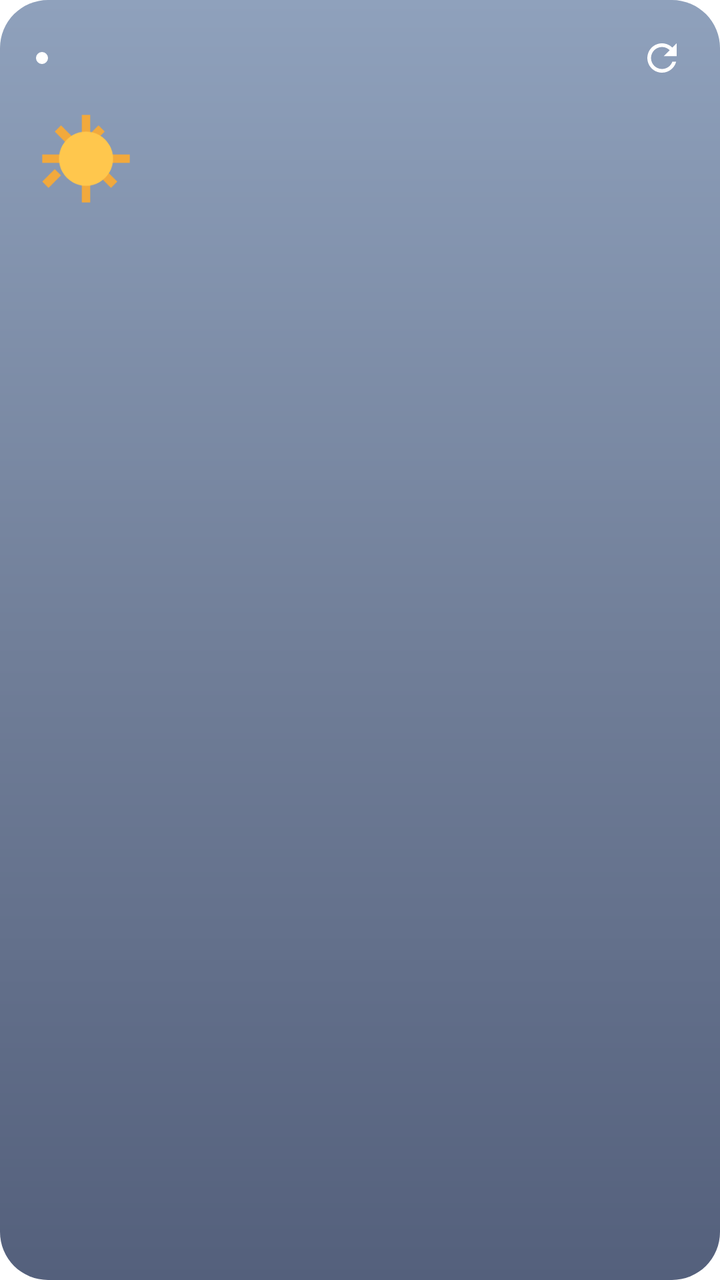
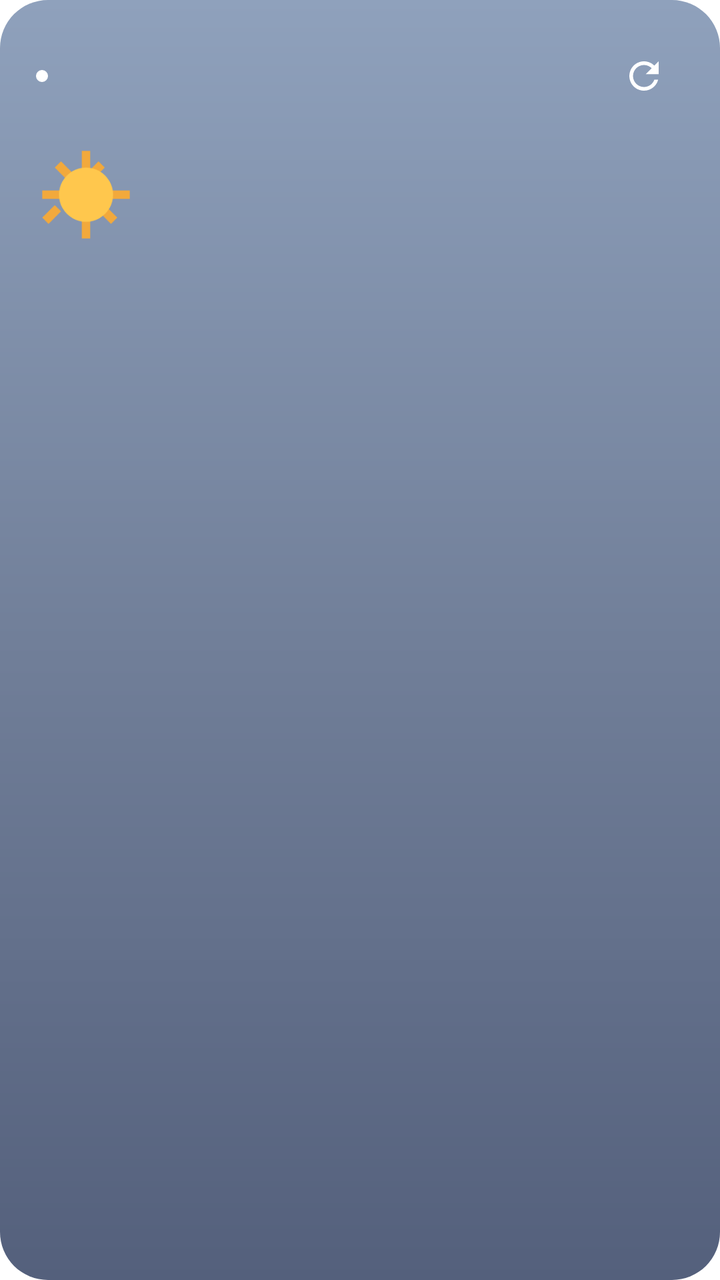

An Android layout rendered at two revisions. The XML below is the earlier revision; the diff shows what the commit changed to produce the second picture.
<!-- AndroidManifest.xml: fallback theme Theme.MaterialComponents.DayNight.NoActionBar -->
<!-- res/layout/weather_widget.xml -->
<?xml version="1.0" encoding="utf-8"?>
<FrameLayout xmlns:android="http://schemas.android.com/apk/res/android"
    android:id="@+id/widget_root"
    android:layout_width="match_parent"
    android:layout_height="match_parent">

    
    <ImageView
        android:id="@+id/widget_bg"
        android:layout_width="match_parent"
        android:layout_height="match_parent"
        android:scaleType="fitXY"
        android:src="@drawable/widget_bg_medium"
        android:contentDescription="@null" />

    <LinearLayout
        android:layout_width="match_parent"
        android:layout_height="match_parent"
        android:orientation="vertical"
        android:padding="18dp">

        
        <LinearLayout
            android:layout_width="match_parent"
            android:layout_height="wrap_content"
            android:orientation="horizontal"
            android:gravity="center_vertical">

            <ImageView
                android:id="@+id/w_dot"
                android:layout_width="6dp"
                android:layout_height="6dp"
                android:layout_marginEnd="6dp"
                android:src="@drawable/widget_dot"
                android:contentDescription="@null" />

            <TextView
                android:id="@+id/w_region"
                android:layout_width="0dp"
                android:layout_height="wrap_content"
                android:layout_weight="1"
                android:textColor="#FFFFFF"
                android:textSize="15sp"
                android:textStyle="bold"
                android:text="" />

            <TextView
                android:id="@+id/w_updated"
                android:layout_width="wrap_content"
                android:layout_height="wrap_content"
                android:layout_marginEnd="8dp"
                android:textColor="#B3FFFFFF"
                android:textSize="11sp"
                android:text="" />

            <ImageView
                android:id="@+id/w_refresh"
                android:layout_width="22dp"
                android:layout_height="22dp"
                android:src="@drawable/ic_refresh"
                android:contentDescription="새로고침" />

            <ProgressBar
                android:id="@+id/w_progress"
                style="?android:attr/progressBarStyleSmall"
                android:layout_width="22dp"
                android:layout_height="22dp"
                android:indeterminateTint="#FFFFFF"
                android:visibility="gone" />
        </LinearLayout>

        
        <LinearLayout
            android:id="@+id/widget_content"
            android:layout_width="match_parent"
            android:layout_height="wrap_content"
            android:orientation="vertical">

            <LinearLayout
                android:layout_width="match_parent"
                android:layout_height="wrap_content"
                android:orientation="horizontal"
                android:gravity="center_vertical"
                android:layout_marginTop="10dp">

                <ImageView
                    android:id="@+id/w_icon"
                    android:layout_width="50dp"
                    android:layout_height="50dp"
                    android:src="@drawable/ic_w_sun"
                    android:contentDescription="@null" />

                <TextView
                    android:id="@+id/w_temp"
                    android:layout_width="wrap_content"
                    android:layout_height="wrap_content"
                    android:layout_marginStart="10dp"
                    android:textColor="#FFFFFF"
                    android:textSize="44sp"
                    android:text="" />

                <LinearLayout
                    android:layout_width="0dp"
                    android:layout_height="wrap_content"
                    android:layout_weight="1"
                    android:orientation="vertical"
                    android:gravity="end">

                    <TextView
                        android:id="@+id/w_condition"
                        android:layout_width="wrap_content"
                        android:layout_height="wrap_content"
                        android:textColor="#FFFFFF"
                        android:textSize="14sp"
                        android:textStyle="bold"
                        android:text="" />

                    <TextView
                        android:id="@+id/w_minmax"
                        android:layout_width="wrap_content"
                        android:layout_height="wrap_content"
                        android:layout_marginTop="2dp"
                        android:textColor="#BFFFFFFF"
                        android:textSize="12sp"
                        android:text="" />

                    <TextView
                        android:id="@+id/w_pop"
                        android:layout_width="wrap_content"
                        android:layout_height="wrap_content"
                        android:layout_marginTop="2dp"
                        android:textColor="#FFFFFF"
                        android:textSize="12sp"
                        android:textStyle="bold"
                        android:text="" />
                </LinearLayout>
            </LinearLayout>

            <LinearLayout
                android:layout_width="match_parent"
                android:layout_height="wrap_content"
                android:orientation="horizontal"
                android:layout_marginTop="14dp"
                android:weightSum="5">

                <LinearLayout style="@style/WidgetHourSlot">
                    <TextView android:id="@+id/h0_label" style="@style/WidgetHourLabel" />
                    <ImageView android:id="@+id/h0_icon" style="@style/WidgetHourIcon" />
                    <TextView android:id="@+id/h0_temp" style="@style/WidgetHourTemp" />
                </LinearLayout>
                <LinearLayout style="@style/WidgetHourSlot">
                    <TextView android:id="@+id/h1_label" style="@style/WidgetHourLabel" />
                    <ImageView android:id="@+id/h1_icon" style="@style/WidgetHourIcon" />
                    <TextView android:id="@+id/h1_temp" style="@style/WidgetHourTemp" />
                </LinearLayout>
                <LinearLayout style="@style/WidgetHourSlot">
                    <TextView android:id="@+id/h2_label" style="@style/WidgetHourLabel" />
                    <ImageView android:id="@+id/h2_icon" style="@style/WidgetHourIcon" />
                    <TextView android:id="@+id/h2_temp" style="@style/WidgetHourTemp" />
                </LinearLayout>
                <LinearLayout style="@style/WidgetHourSlot">
                    <TextView android:id="@+id/h3_label" style="@style/WidgetHourLabel" />
                    <ImageView android:id="@+id/h3_icon" style="@style/WidgetHourIcon" />
                    <TextView android:id="@+id/h3_temp" style="@style/WidgetHourTemp" />
                </LinearLayout>
                <LinearLayout style="@style/WidgetHourSlot">
                    <TextView android:id="@+id/h4_label" style="@style/WidgetHourLabel" />
                    <ImageView android:id="@+id/h4_icon" style="@style/WidgetHourIcon" />
                    <TextView android:id="@+id/h4_temp" style="@style/WidgetHourTemp" />
                </LinearLayout>
            </LinearLayout>
        </LinearLayout>

        <TextView
            android:id="@+id/widget_message"
            android:layout_width="match_parent"
            android:layout_height="wrap_content"
            android:layout_marginTop="20dp"
            android:gravity="center"
            android:textColor="#FFFFFF"
            android:textSize="14sp"
            android:visibility="gone"
            android:text="" />
    </LinearLayout>
</FrameLayout>
<!-- resources referenced by this layout -->
<resources>
  <!-- drawable ic_refresh (drawable) -->
  <vector xmlns:android="http://schemas.android.com/apk/res/android"
      android:width="20dp" android:height="20dp"
      android:viewportWidth="24" android:viewportHeight="24"
      android:tint="#FFFFFF">
      <path android:fillColor="#FFFFFF"
          android:pathData="M17.65,6.35C16.2,4.9 14.21,4 12,4c-4.42,0 -7.99,3.58 -7.99,8s3.57,8 7.99,8c3.73,0 6.84,-2.55 7.73,-6h-2.08c-0.82,2.33 -3.04,4 -5.65,4 -3.31,0 -6,-2.69 -6,-6s2.69,-6 6,-6c1.66,0 3.14,0.69 4.22,1.78L13,11h7V4l-2.35,2.35z"/>
  </vector>
  <!-- drawable ic_w_sun (drawable) -->
  <vector xmlns:android="http://schemas.android.com/apk/res/android"
      android:width="48dp" android:height="48dp"
      android:viewportWidth="48" android:viewportHeight="48">
      <group android:name="rays">
          <path android:fillColor="#F2A93C" android:pathData="M22,3h4v9h-4z"/>
          <path android:fillColor="#F2A93C" android:pathData="M22,36h4v9h-4z"/>
          <path android:fillColor="#F2A93C" android:pathData="M3,22h9v4h-9z"/>
          <path android:fillColor="#F2A93C" android:pathData="M36,22h9v4h-9z"/>
          <path android:fillColor="#F2A93C" android:pathData="M9,11l3,-3l6,6l-3,3z"/>
          <path android:fillColor="#F2A93C" android:pathData="M30,32l3,-3l6,6l-3,3z"/>
          <path android:fillColor="#F2A93C" android:pathData="M33,11l-3,-3l-6,6l3,3z"/>
          <path android:fillColor="#F2A93C" android:pathData="M12,32l-3,-3l-6,6l3,3z"/>
      </group>
      <path android:fillColor="#FFC74D" android:pathData="M24,11a13,13 0 1,0 0.01,0z"/>
  </vector>
  <!-- drawable widget_bg_medium (drawable) -->
  <?xml version="1.0" encoding="utf-8"?>
  <shape xmlns:android="http://schemas.android.com/apk/res/android" android:shape="rectangle">
      <corners android:radius="24dp" />
      <gradient
          android:angle="290"
          android:startColor="#8FA1BC"
          android:centerColor="#717F99"
          android:endColor="#54607C"
          android:type="linear" />
  </shape>
  <!-- drawable widget_dot (drawable) -->
  <?xml version="1.0" encoding="utf-8"?>
  <shape xmlns:android="http://schemas.android.com/apk/res/android" android:shape="oval">
      <solid android:color="#FFFFFF" />
      <size android:width="6dp" android:height="6dp" />
  </shape>
  <style name="WidgetHourIcon">
          <item name="android:layout_width">22dp</item>
          <item name="android:layout_height">22dp</item>
          <item name="android:layout_marginTop">4dp</item>
          <item name="android:layout_marginBottom">4dp</item>
          <item name="android:contentDescription">@null</item>
      </style>
  <style name="WidgetHourLabel">
          <item name="android:layout_width">wrap_content</item>
          <item name="android:layout_height">wrap_content</item>
          <item name="android:textColor">#B3FFFFFF</item>
          <item name="android:textSize">11sp</item>
      </style>
  <style name="WidgetHourSlot">
          <item name="android:layout_width">0dp</item>
          <item name="android:layout_height">wrap_content</item>
          <item name="android:layout_weight">1</item>
          <item name="android:orientation">vertical</item>
          <item name="android:gravity">center_horizontal</item>
      </style>
  <style name="WidgetHourTemp">
          <item name="android:layout_width">wrap_content</item>
          <item name="android:layout_height">wrap_content</item>
          <item name="android:textColor">#FFFFFF</item>
          <item name="android:textSize">13sp</item>
          <item name="android:textStyle">bold</item>
      </style>
</resources>

<!-- the commit's change to res/layout/weather_widget.xml (unified diff, before → after) -->
@@ -53,20 +53,29 @@
                 android:textSize="11sp"
                 android:text="" />
 
-            <ImageView
-                android:id="@+id/w_refresh"
-                android:layout_width="22dp"
-                android:layout_height="22dp"
-                android:src="@drawable/ic_refresh"
-                android:contentDescription="새로고침" />
+            
+            <FrameLayout
+                android:id="@+id/w_refresh_touch"
+                android:layout_width="40dp"
+                android:layout_height="40dp">
 
-            <ProgressBar
-                android:id="@+id/w_progress"
-                style="?android:attr/progressBarStyleSmall"
-                android:layout_width="22dp"
-                android:layout_height="22dp"
-                android:indeterminateTint="#FFFFFF"
-                android:visibility="gone" />
+                <ImageView
+                    android:id="@+id/w_refresh"
+                    android:layout_width="22dp"
+                    android:layout_height="22dp"
+                    android:layout_gravity="center"
+                    android:src="@drawable/ic_refresh"
+                    android:contentDescription="새로고침" />
+
+                <ProgressBar
+                    android:id="@+id/w_progress"
+                    style="?android:attr/progressBarStyleSmall"
+                    android:layout_width="22dp"
+                    android:layout_height="22dp"
+                    android:layout_gravity="center"
+                    android:indeterminateTint="#FFFFFF"
+                    android:visibility="gone" />
+            </FrameLayout>
         </LinearLayout>
 
         
